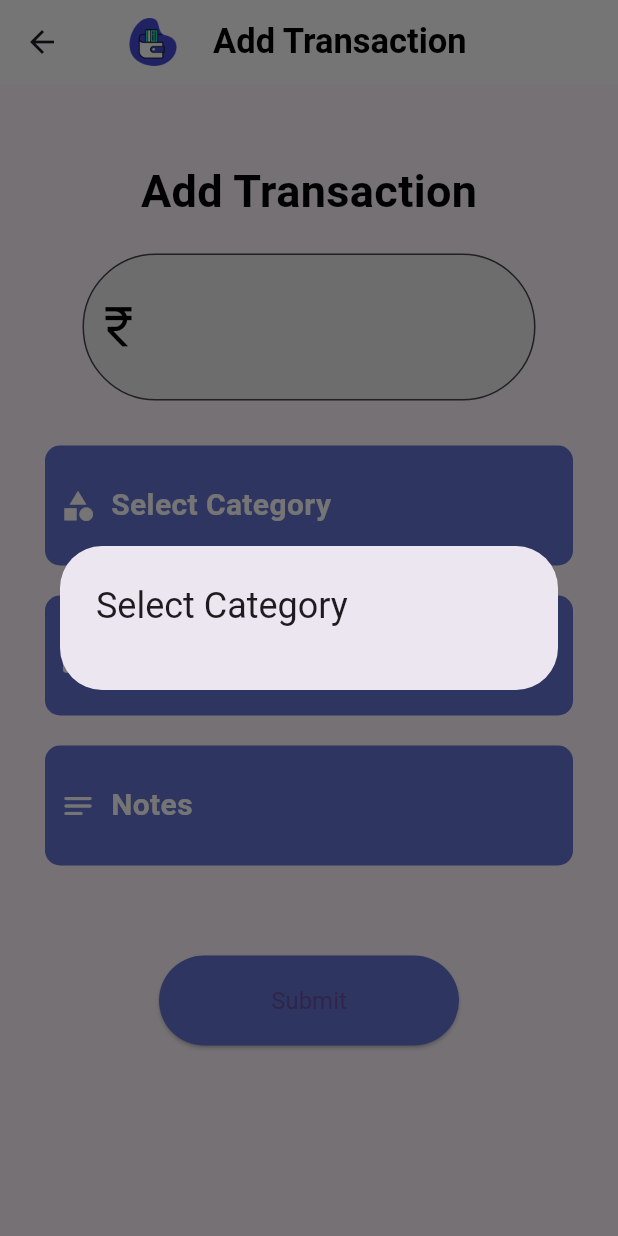
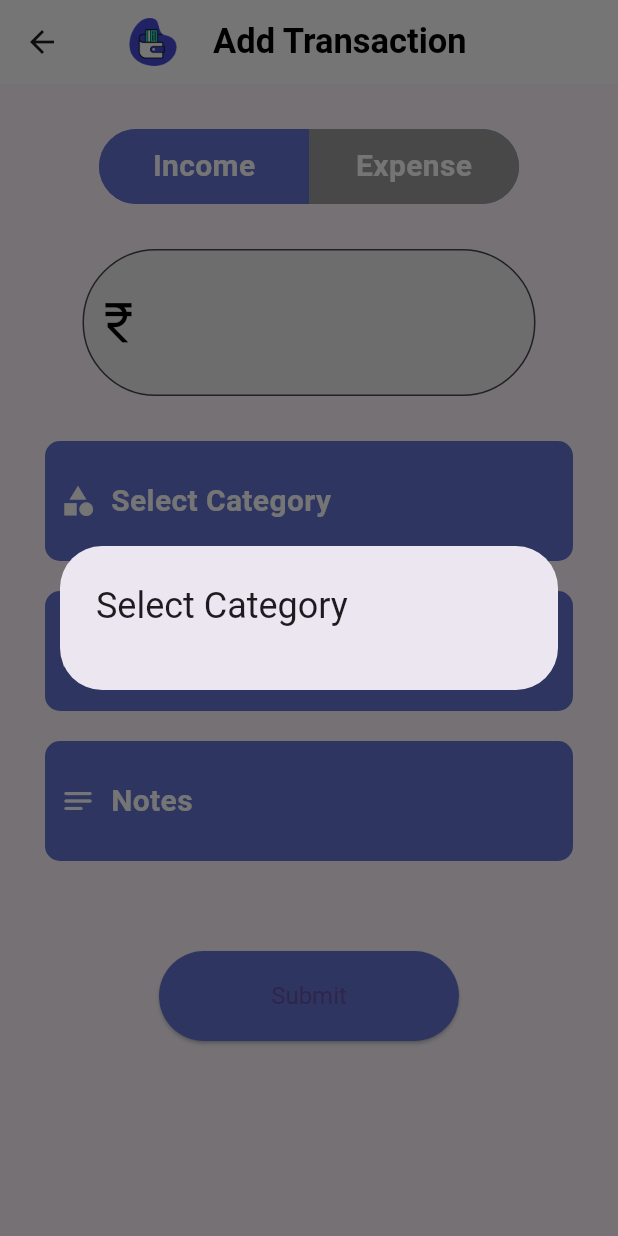
Before and after one commit to AshSteep/Budget-Buddy-, a Flutter app: the AddTransaction screen opened by its route, after a tap on "Select Category", on a phone screen of 412 x 824 dp. Run offline on Flutter 3.47's test engine with Material 3 defaults, Android fonts, the phone set to English and light mode, and no system bars; our stand-ins replace cloud_firestore, curved_navigation_bar, firebase_auth, firebase_core, google_sign_in, pie_chart; accounts and stored records are empty.

Commit message:
add transaction page modified

```diff
--- a/lib/screens/userpage/addtransaction.dart
+++ b/lib/screens/userpage/addtransaction.dart
@@ -26,7 +26,9 @@ class AddTransaction extends StatefulWidget {
 
 class _AddTransactionState extends State<AddTransaction> {
   List<String> expenses = [];
+  List<String> incomes = [];
   String selectedExpense = '';
+  String selectedIncome = '';
   String amount = '';
   DateTime? selectedDate;
   String extraNotes = '';
@@ -34,7 +36,7 @@ class _AddTransactionState extends State<AddTransaction> {
   final TextEditingController _controller = TextEditingController();
   bool _isCategorySelected = false;
   bool dateSelected = false;
-
+  bool _isTransaction = true;
   @override
   void initState() {
     super.initState();
@@ -60,6 +62,8 @@ class _AddTransactionState extends State<AddTransaction> {
         setState(() {
           expenses = List<String>.from(userData['expense'] ?? []);
           selectedExpense = expenses.isNotEmpty ? expenses[0] : '';
+          incomes = List<String>.from(userData['income_cat'] ?? []);
+          selectedIncome = incomes.isNotEmpty ? incomes[0] : '';
         });
       } else {
         // Handle document not found
@@ -98,21 +102,89 @@ class _AddTransactionState extends State<AddTransaction> {
           ],
         ),
       ),
-      body: SingleChildScrollView(
-        child: Center(
+      body: Form(
+        child: SingleChildScrollView(
           child: Column(
             mainAxisAlignment: MainAxisAlignment.start,
             children: [
-              SizedBox(height: 50),
-              Text(
-                'Add Transaction',
-                style: TextStyle(
-                  color: Colors.black,
-                  fontSize: 30.0,
-                  fontWeight: FontWeight.bold,
+              SizedBox(height: 30),
+              Container(
+                height: 50,
+                width: 280,
+                decoration: ShapeDecoration(
+                  shape: RoundedRectangleBorder(
+                    borderRadius: BorderRadius.circular(40),
+                  ),
+                  color: Color(0xFFF6573D3),
+                ),
+                child: Row(
+                  children: [
+                    Expanded(
+                      child: GestureDetector(
+                        onTap: () {
+                          setState(() {
+                            _isTransaction = true; // Switch to income side
+                          });
+                        },
+                        child: Container(
+                          decoration: BoxDecoration(
+                            color: _isTransaction
+                                ? Color(0xFFF6573D3)
+                                : Colors.grey,
+                            borderRadius: BorderRadius.only(
+                              topLeft: Radius.circular(
+                                  40), // Adjust radius as needed
+                              bottomLeft: Radius.circular(
+                                  40), // Adjust radius as needed
+                            ),
+                          ),
+                          child: Center(
+                            child: Text(
+                              'Income',
+                              style: TextStyle(
+                                  color: Colors.white,
+                                  fontSize: 20,
+                                  fontWeight: FontWeight.bold),
+                            ),
+                          ),
+                        ),
+                      ),
+                    ),
+                    Expanded(
+                      child: GestureDetector(
+                        onTap: () {
+                          setState(() {
+                            _isTransaction = false; // Switch to expense side
+                          });
+                        },
+                        child: Container(
+                          decoration: BoxDecoration(
+                            color: !_isTransaction
+                                ? Color(0xFFF6573D3)
+                                : Colors.grey,
+                            borderRadius: BorderRadius.only(
+                              topRight: Radius.circular(
+                                  40), // Adjust radius as needed
+                              bottomRight: Radius.circular(
+                                  40), // Adjust radius as needed
+                            ),
+                          ),
+                          child: Center(
+                            child: Text(
+                              'Expense',
+                              style: TextStyle(
+                                  color: Colors.white,
+                                  fontSize: 20,
+                                  fontWeight: FontWeight.bold),
+                            ),
+                          ),
+                        ),
+                      ),
+                    ),
+                  ],
                 ),
               ),
-              SizedBox(height: 20),
+              SizedBox(height: 30),
               Padding(
                   padding: const EdgeInsets.symmetric(horizontal: 55),
                   child: TextField(
@@ -193,15 +265,19 @@ class _AddTransactionState extends State<AddTransaction> {
                                   shrinkWrap: true,
                                   itemBuilder:
                                       (BuildContext context, int index) {
-                                    final currentItem = expenses[index];
+                                    final currentItem = _isTransaction
+                                        ? incomes[index]
+                                        : expenses[index];
                                     return ListTile(
                                       title: Text(currentItem),
                                       onTap: () {
                                         setState(() {
                                           selectedExpense = currentItem;
+
                                           _isCategorySelected =
                                               true; // Category selected
                                         });
+
                                         Navigator.of(context).pop();
                                       },
                                     );
@@ -210,7 +286,9 @@ class _AddTransactionState extends State<AddTransaction> {
                                       (BuildContext context, int index) {
                                     return SizedBox(height: 5);
                                   },
-                                  itemCount: expenses.length,
+                                  itemCount: _isTransaction
+                                      ? incomes.length
+                                      : expenses.length,
                                 ),
                               ),
                             );
@@ -377,7 +455,8 @@ class _AddTransactionState extends State<AddTransaction> {
                             .collection('users')
                             .doc(uid)
                             .set({
-                          'expenseData': FieldValue.arrayUnion([
+                          _isTransaction ? 'IncomeData' : 'expenseData':
+                              FieldValue.arrayUnion([
                             {
                               'amount': amount.toString(),
                               'expenseType': selectedExpense,
```
